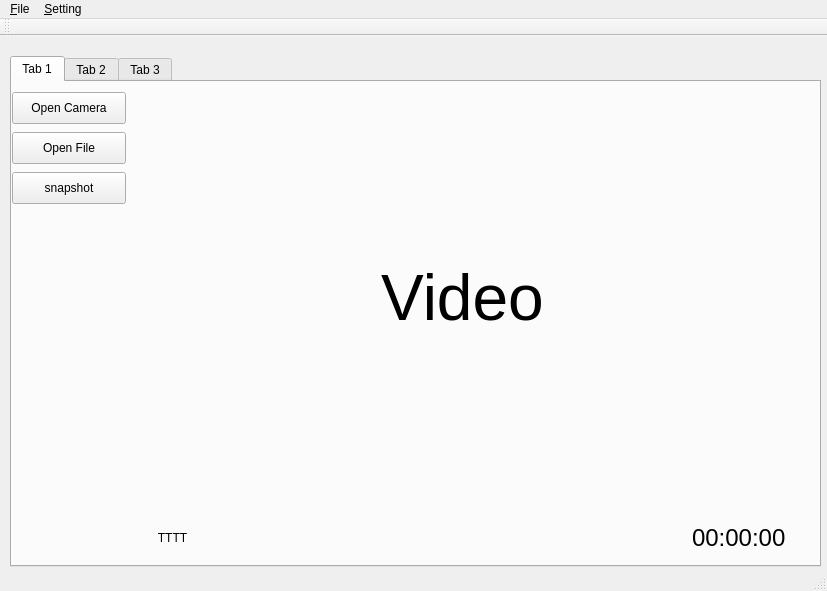
Old version of the form mainwindow.ui in the repository trivalchang/venus.
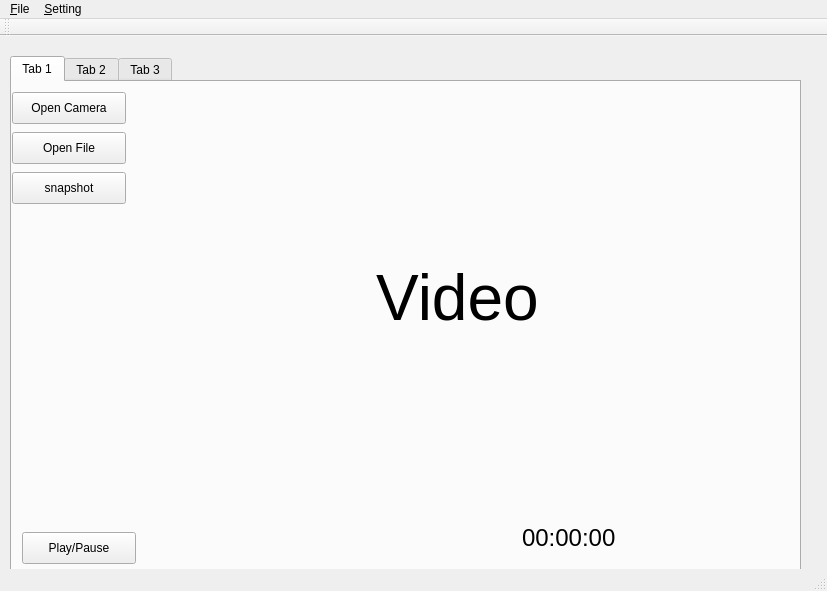
New version of the form. Icons and pictures are not drawn. Custom widgets are drawn as their Qt base class.

```diff
--- a/mainwindow.ui
+++ b/mainwindow.ui
@@ -19,8 +19,8 @@
      <rect>
       <x>10</x>
       <y>20</y>
-      <width>811</width>
-      <height>511</height>
+      <width>791</width>
+      <height>521</height>
      </rect>
     </property>
     <property name="currentIndex">
@@ -48,7 +48,7 @@
        <rect>
         <x>130</x>
         <y>10</y>
-        <width>641</width>
+        <width>631</width>
         <height>411</height>
        </rect>
       </property>
@@ -70,9 +70,9 @@
      <widget class="QLabel" name="videoElapsed">
       <property name="geometry">
        <rect>
-        <x>680</x>
+        <x>510</x>
         <y>440</y>
-        <width>111</width>
+        <width>161</width>
         <height>31</height>
        </rect>
       </property>
@@ -114,39 +114,14 @@
      <widget class="QPushButton" name="PlayBtn">
       <property name="geometry">
        <rect>
-        <x>110</x>
-        <y>430</y>
-        <width>101</width>
-        <height>51</height>
+        <x>10</x>
+        <y>450</y>
+        <width>114</width>
+        <height>32</height>
        </rect>
       </property>
-      <property name="autoFillBackground">
-       <bool>false</bool>
-      </property>
-      <property name="styleSheet">
-       <string notr="true"/>
-      </property>
       <property name="text">
-       <string>TTTT</string>
-      </property>
-      <property name="icon">
-       <iconset>
-        <normaloff>play.png</normaloff>play.png</iconset>
-      </property>
-      <property name="iconSize">
-       <size>
-        <width>24</width>
-        <height>24</height>
-       </size>
-      </property>
-      <property name="autoDefault">
-       <bool>false</bool>
-      </property>
-      <property name="default">
-       <bool>false</bool>
-      </property>
-      <property name="flat">
-       <bool>true</bool>
+       <string>Play/Pause</string>
       </property>
      </widget>
     </widget>
```
Left out of the diff: 2 changed lines with no effect on the pictures.
